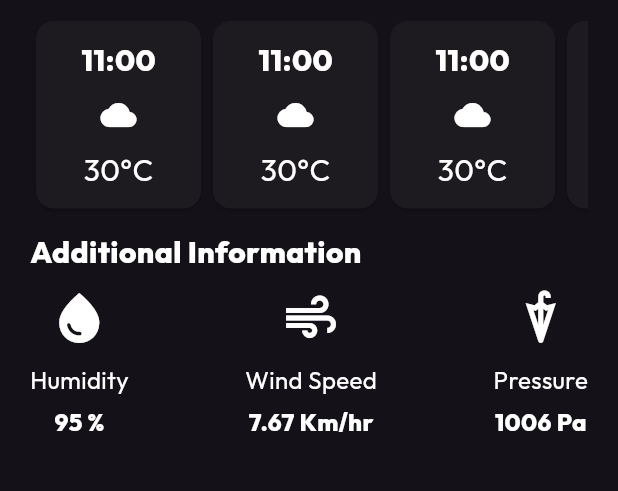
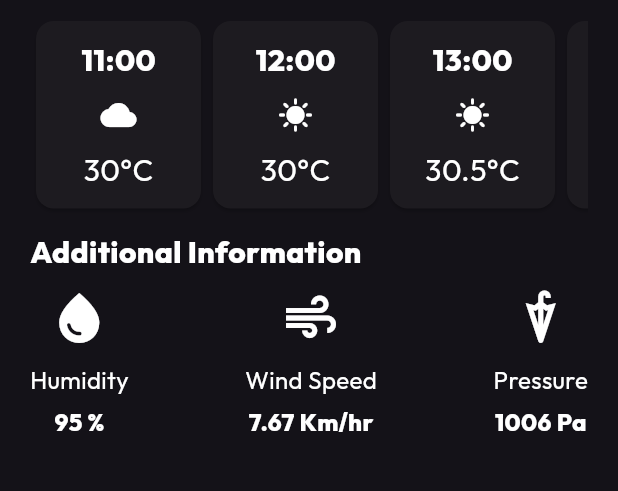
Before and after one commit to subh0x/WeatherApp-FlutterLearning, a Flutter app: the screen it shows after launch, on a phone screen of 412 x 824 dp, the part 507-998 px from its top. Run offline on Flutter 3.47's test engine with Material 3 defaults, Android fonts, the phone set to English and light mode, and no system bars; our stand-ins replace google_fonts.

Commit message:
Refactored code & modularized code into widgets directory.

```diff
--- a/lib/weather_screen.dart
+++ b/lib/weather_screen.dart
@@ -1,7 +1,43 @@
 import 'package:flutter/material.dart';
 
+import 'widgets/additional_info_item.dart';
+import 'widgets/hourly_forecast_item.dart';
+
 class WeatherScreen extends StatelessWidget {
-  const WeatherScreen({super.key});
+  final dynamic hourlyForecasts = [
+    {
+      "timeOfHour": "11:00",
+      "forecastedCondition": "Cloudy",
+      "forecastedTemp": 30
+    },
+    {
+      "timeOfHour": "12:00",
+      "forecastedCondition": "Sunny",
+      "forecastedTemp": 30
+    },
+    {
+      "timeOfHour": "13:00",
+      "forecastedCondition": "Sunny",
+      "forecastedTemp": 30.5
+    },
+    {
+      "timeOfHour": "14:00",
+      "forecastedCondition": "Sunny",
+      "forecastedTemp": 31
+    },
+    {
+      "timeOfHour": "15:00",
+      "forecastedCondition": "Cloudy",
+      "forecastedTemp": 28
+    },
+    {
+      "timeOfHour": "16:00",
+      "forecastedCondition": "Cloudy",
+      "forecastedTemp": 27
+    }
+  ];
+
+  WeatherScreen({super.key});
 
   @override
   Widget build(BuildContext context) {
@@ -78,33 +114,15 @@ class WeatherScreen extends StatelessWidget {
             SingleChildScrollView(
               scrollDirection: Axis.horizontal,
               child: Row(
-                children: [
-                  HourlyForecastItem(
-                    hour: "11:00",
-                    hourWeatherIcon: Icons.cloud,
-                    hourTemp: "30°C",
-                  ),
-                  HourlyForecastItem(
-                    hour: "11:00",
-                    hourWeatherIcon: Icons.cloud,
-                    hourTemp: "30°C",
-                  ),
-                  HourlyForecastItem(
-                    hour: "11:00",
-                    hourWeatherIcon: Icons.cloud,
-                    hourTemp: "30°C",
-                  ),
-                  HourlyForecastItem(
-                    hour: "11:00",
-                    hourWeatherIcon: Icons.cloud,
-                    hourTemp: "30°C",
-                  ),
-                  HourlyForecastItem(
-                    hour: "11:00",
-                    hourWeatherIcon: Icons.cloud,
-                    hourTemp: "30°C",
-                  ),
-                ],
+                children: hourlyForecasts
+                    .map<Widget>((element) => HourlyForecastItem(
+                        hour: element['timeOfHour'],
+                        hourWeatherIcon:
+                            ((element['forecastedCondition']) == "Sunny")
+                                ? Icons.sunny
+                                : Icons.cloud,
+                        hourTemp: "${element['forecastedTemp']}°C"))
+                    .toList(),
               ),
             ),
             Container(
@@ -144,88 +162,3 @@ class WeatherScreen extends StatelessWidget {
     );
   }
 }
-
-class AddtionalInfoItem extends StatelessWidget {
-  final IconData infoCardIcon;
-  final String infoText;
-  final String infoDataValue;
-
-  const AddtionalInfoItem(
-      {required this.infoCardIcon,
-      required this.infoText,
-      this.infoDataValue = "0",
-      super.key});
-
-  @override
-  Widget build(BuildContext context) {
-    return SizedBox(
-      child: Column(
-        children: [
-          Icon(
-            infoCardIcon,
-            size: 40,
-          ),
-          const SizedBox(
-            height: 10,
-          ),
-          Text(
-            infoText,
-            style: TextStyle(
-                fontSize: 16, fontWeight: FontWeight.w400, color: Colors.white),
-          ),
-          const SizedBox(
-            height: 5,
-          ),
-          Text(
-            infoDataValue,
-            style: TextStyle(
-                fontSize: 16, fontWeight: FontWeight.w800, color: Colors.white),
-          ),
-        ],
-      ),
-    );
-  }
-}
-
-class HourlyForecastItem extends StatelessWidget {
-  final String hour;
-  final IconData hourWeatherIcon;
-  final String hourTemp;
-
-  const HourlyForecastItem(
-      {required this.hour,
-      required this.hourWeatherIcon,
-      required this.hourTemp,
-      super.key});
-
-  @override
-  Widget build(BuildContext context) {
-    return Card(
-      child: SizedBox(
-        height: 125,
-        width: 110,
-        child: Column(
-          mainAxisAlignment: MainAxisAlignment.center,
-          spacing: 10,
-          children: [
-            Text(
-              hour,
-              style: TextStyle(
-                  fontSize: 20,
-                  fontWeight: FontWeight.w800,
-                  color: Colors.white),
-            ),
-            Icon(hourWeatherIcon),
-            Text(
-              hourTemp,
-              style: TextStyle(
-                  fontSize: 20,
-                  fontWeight: FontWeight.w400,
-                  color: Colors.white),
-            ),
-          ],
-        ),
-      ),
-    );
-  }
-}
--- /dev/null
+++ b/lib/widgets/additional_info_item.dart
@@ -0,0 +1,43 @@
+import 'package:flutter/material.dart';
+
+class AddtionalInfoItem extends StatelessWidget {
+  final IconData infoCardIcon;
+  final String infoText;
+  final String infoDataValue;
+
+  const AddtionalInfoItem(
+      {required this.infoCardIcon,
+      required this.infoText,
+      this.infoDataValue = "0",
+      super.key});
+
+  @override
+  Widget build(BuildContext context) {
+    return SizedBox(
+      child: Column(
+        children: [
+          Icon(
+            infoCardIcon,
+            size: 40,
+          ),
+          const SizedBox(
+            height: 10,
+          ),
+          Text(
+            infoText,
+            style: TextStyle(
+                fontSize: 16, fontWeight: FontWeight.w400, color: Colors.white),
+          ),
+          const SizedBox(
+            height: 5,
+          ),
+          Text(
+            infoDataValue,
+            style: TextStyle(
+                fontSize: 16, fontWeight: FontWeight.w800, color: Colors.white),
+          ),
+        ],
+      ),
+    );
+  }
+}
--- /dev/null
+++ b/lib/widgets/hourly_forecast_item.dart
@@ -0,0 +1,44 @@
+import 'package:flutter/material.dart';
+
+class HourlyForecastItem extends StatelessWidget {
+  final String hour;
+  final IconData hourWeatherIcon;
+  final String hourTemp;
+
+  const HourlyForecastItem(
+      {required this.hour,
+      required this.hourWeatherIcon,
+      required this.hourTemp,
+      super.key});
+
+  @override
+  Widget build(BuildContext context) {
+    return Card(
+      child: SizedBox(
+        height: 125,
+        width: 110,
+        child: Column(
+          mainAxisAlignment: MainAxisAlignment.center,
+          spacing: 10,
+          children: [
+            Text(
+              hour,
+              style: TextStyle(
+                  fontSize: 20,
+                  fontWeight: FontWeight.w800,
+                  color: Colors.white),
+            ),
+            Icon(hourWeatherIcon),
+            Text(
+              hourTemp,
+              style: TextStyle(
+                  fontSize: 20,
+                  fontWeight: FontWeight.w400,
+                  color: Colors.white),
+            ),
+          ],
+        ),
+      ),
+    );
+  }
+}
```
